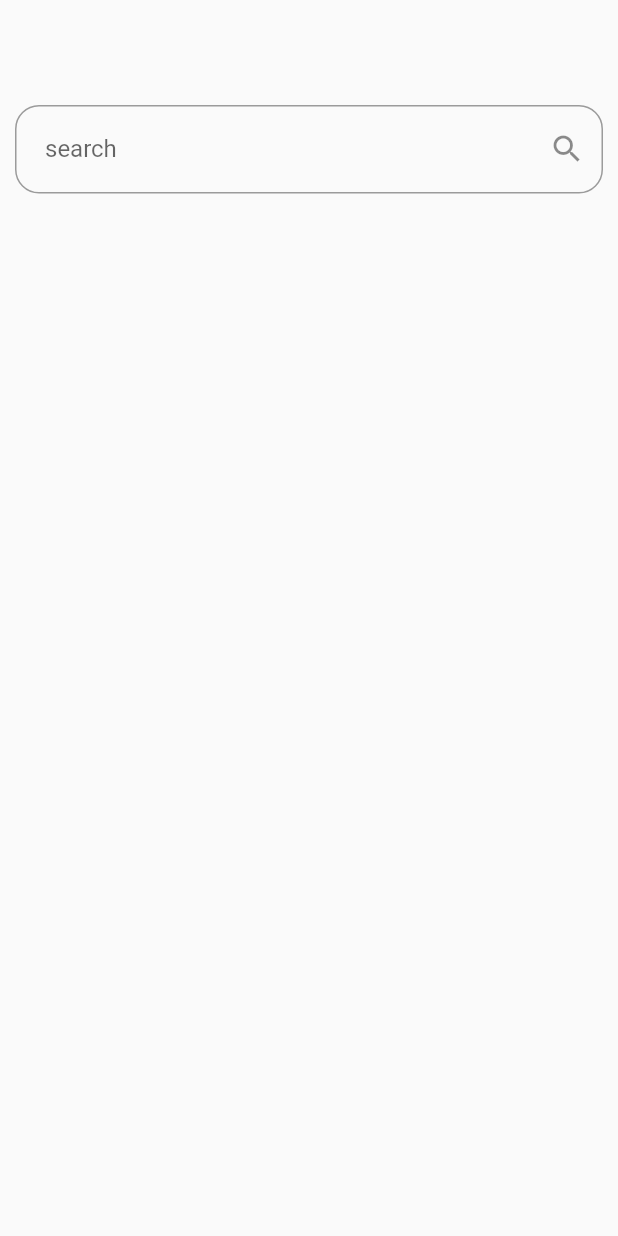
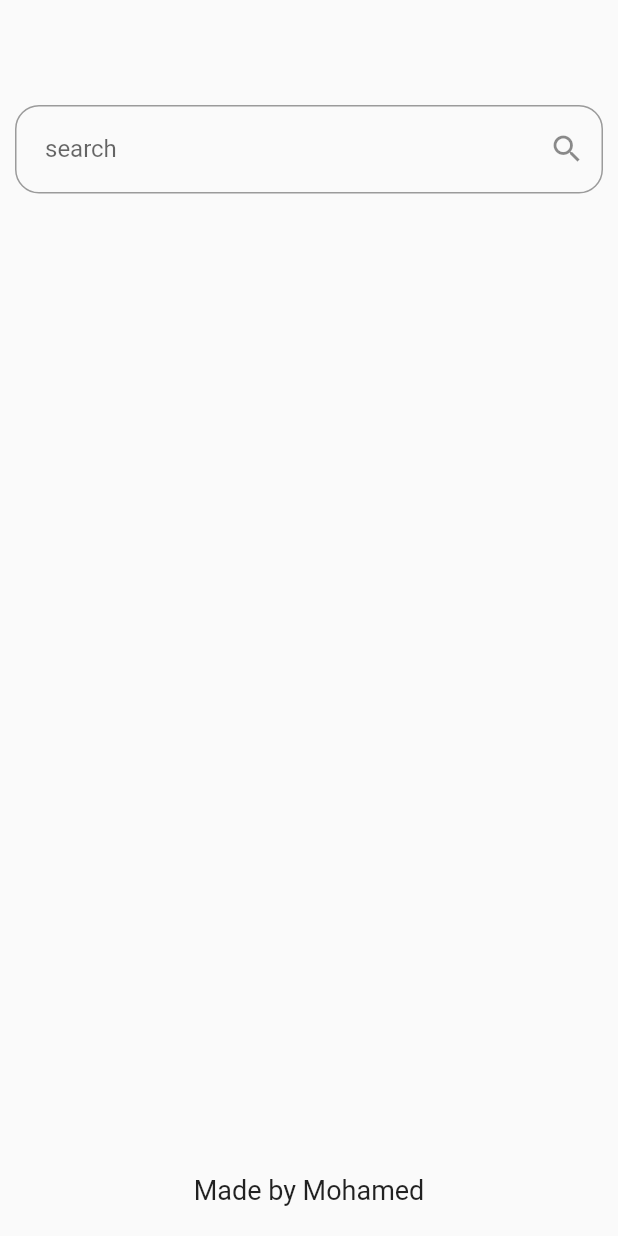
Before and after one commit to abdelbasir22/weather_app, a Flutter app: the SearchView screen opened directly, on a phone screen of 412 x 824 dp. Run offline on Flutter 3.47's test engine with Material 2 defaults, Android fonts, the phone set to English and light mode, and no system bars; our stand-ins replace bloc, dio, flutter_bloc.

Commit message:
some edites

```diff
--- a/lib/views/search_view.dart
+++ b/lib/views/search_view.dart
@@ -38,6 +38,13 @@ class SearchView extends StatelessWidget {
               ),
             ),
           ),
+          const Padding(
+            padding: EdgeInsets.only(bottom: 20),
+            child: Text(
+              'Made by Mohamed',
+              style: TextStyle(fontSize: 18),
+            ),
+          ),
         ],
       ),
     );
```
